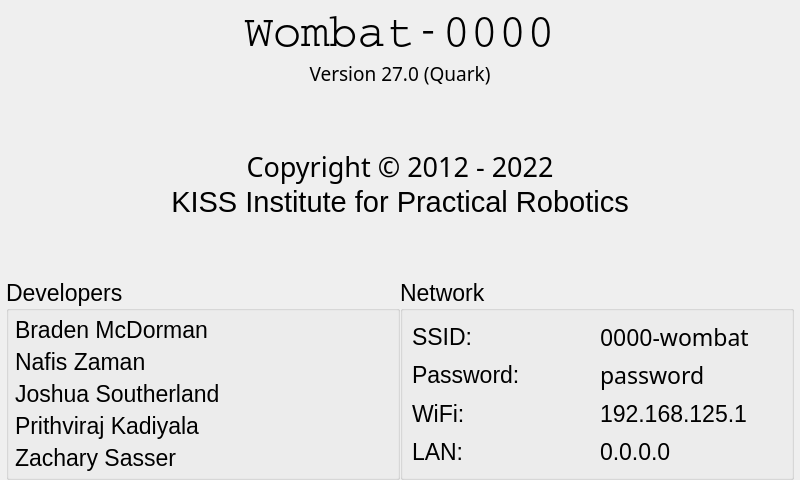
Before: the Qt Designer form ui/AboutWidget.ui in kipr/botui, drawn with Qt 5.
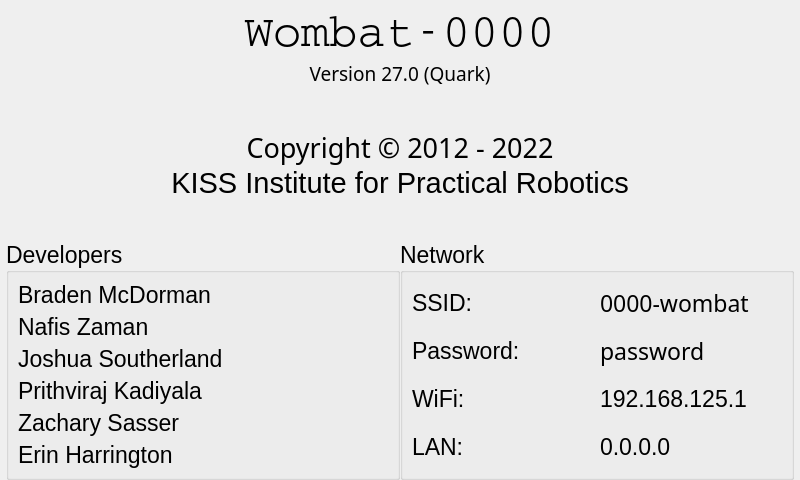
After: the same form once the commit is applied.

```diff
--- a/ui/AboutWidget.ui
+++ b/ui/AboutWidget.ui
@@ -158,7 +158,7 @@
      <property name="sizeHint" stdset="0">
       <size>
        <width>20</width>
-       <height>30</height>
+       <height>20</height>
       </size>
      </property>
     </spacer>
@@ -181,20 +181,8 @@
        <property name="title">
         <string>Developers</string>
        </property>
-       <layout class="QVBoxLayout" name="verticalLayout_2">
-        <property name="leftMargin">
-         <number>6</number>
-        </property>
-        <property name="topMargin">
-         <number>6</number>
-        </property>
-        <property name="rightMargin">
-         <number>6</number>
-        </property>
-        <property name="bottomMargin">
-         <number>6</number>
-        </property>
-        <item>
+       <layout class="QFormLayout" name="formLayout">
+        <item row="0" column="0">
          <widget class="QLabel" name="label">
           <property name="font">
            <font>
@@ -206,7 +194,7 @@
           </property>
          </widget>
         </item>
-        <item>
+        <item row="1" column="0">
          <widget class="QLabel" name="label_7">
           <property name="font">
            <font>
@@ -218,7 +206,7 @@
           </property>
          </widget>
         </item>
-        <item>
+        <item row="2" column="0">
          <widget class="QLabel" name="label_2">
           <property name="font">
            <font>
@@ -230,20 +218,27 @@
           </property>
          </widget>
         </item>
-        <item>
+        <item row="3" column="0">
          <widget class="QLabel" name="label_6">
           <property name="text">
            <string>Prithviraj Kadiyala</string>
           </property>
          </widget>
         </item>
-        <item>
+        <item row="4" column="0">
          <widget class="QLabel" name="label_9">
           <property name="text">
            <string>Zachary Sasser</string>
           </property>
          </widget>
         </item>
+        <item row="5" column="0">
+         <widget class="QLabel" name="label_10">
+          <property name="text">
+           <string>Erin Harrington</string>
+          </property>
+         </widget>
+        </item>
        </layout>
       </widget>
      </item>
```
